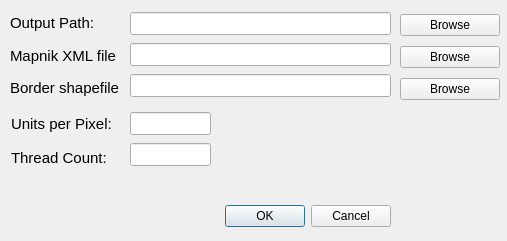
Above: TileGenerator.ui from mykk/quantumTiles before the change. Below: the same form after it.
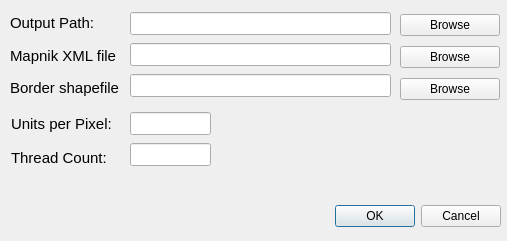
That is the form after the change.

The edit to the form file:
```diff
--- a/TileGenerator.ui
+++ b/TileGenerator.ui
@@ -17,7 +17,7 @@
   <widget class="QDialogButtonBox" name="buttonBox">
    <property name="geometry">
     <rect>
-     <x>50</x>
+     <x>160</x>
      <y>200</y>
      <width>341</width>
      <height>32</height>
```
